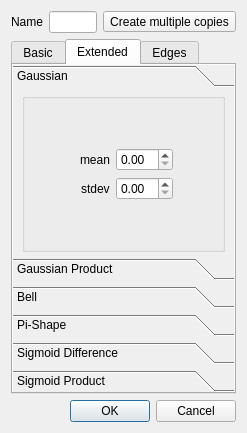
This is qtfuzzylite/ui/Term.ui in fuzzylite/fuzzylite as Qt 5 draws it before an edit. The edited form follows.
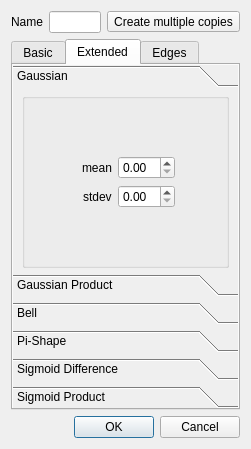
This is the edited form. The open tabs and pages were chosen to show the change. Icons and pictures are not drawn.

The edit to the form file:
```diff
--- a/qtfuzzylite/ui/Term.ui
+++ b/qtfuzzylite/ui/Term.ui
@@ -6,8 +6,8 @@
    <rect>
     <x>0</x>
     <y>0</y>
-    <width>245</width>
-    <height>433</height>
+    <width>251</width>
+    <height>449</height>
    </rect>
   </property>
   <property name="windowTitle">
@@ -566,8 +566,8 @@
              <rect>
               <x>0</x>
               <y>0</y>
-              <width>221</width>
-              <height>128</height>
+              <width>132</width>
+              <height>79</height>
              </rect>
             </property>
             <property name="sizePolicy">
```
Left out of the diff: 54 changed lines with no effect on the pictures.
